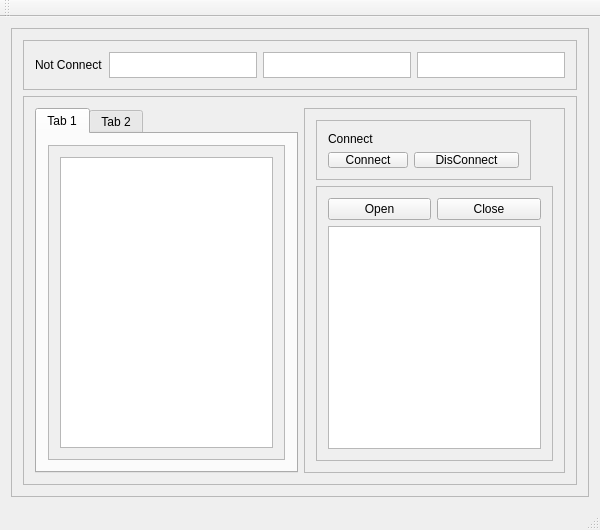
Before: the Qt Designer form Secs_Gem_Simulator/MainWindow.ui in NHSE/Secs-Gem-Simulator, drawn with Qt 5.
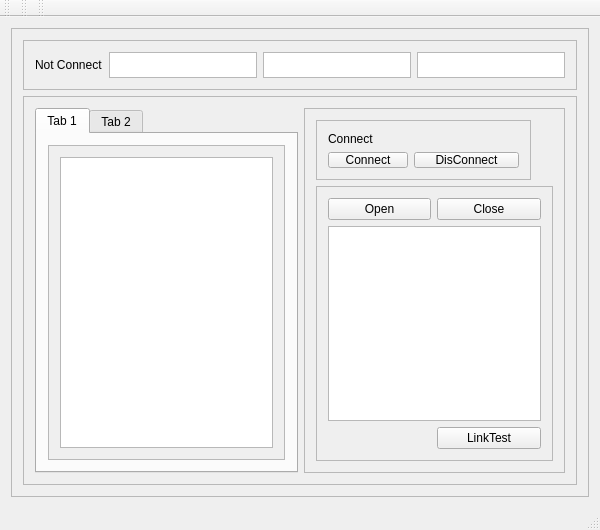
After: the same form once the commit is applied.

```diff
--- a/Secs_Gem_Simulator/MainWindow.ui
+++ b/Secs_Gem_Simulator/MainWindow.ui
@@ -195,6 +195,9 @@
                   </property>
                  </widget>
                 </item>
+                <item row="1" column="0" colspan="2">
+                 <widget class="QListWidget" name="lw_MsgList"/>
+                </item>
                 <item row="0" column="1">
                  <widget class="QPushButton" name="btnClos">
                   <property name="text">
@@ -202,8 +205,12 @@
                   </property>
                  </widget>
                 </item>
-                <item row="1" column="0" colspan="2">
-                 <widget class="QListWidget" name="lw_MsgList"/>
+                <item row="2" column="1">
+                 <widget class="QPushButton" name="btnLinkTest">
+                  <property name="text">
+                   <string>LinkTest</string>
+                  </property>
+                 </widget>
                 </item>
                </layout>
               </widget>
@@ -232,6 +239,9 @@
    </property>
   </widget>
   <widget class="QToolBar" name="mainToolBar">
+   <property name="mouseTracking">
+    <bool>false</bool>
+   </property>
    <attribute name="toolBarArea">
     <enum>TopToolBarArea</enum>
    </attribute>
@@ -240,6 +250,28 @@
    </attribute>
   </widget>
   <widget class="QStatusBar" name="statusBar"/>
+  <widget class="QToolBar" name="toolBar">
+   <property name="windowTitle">
+    <string>toolBar</string>
+   </property>
+   <attribute name="toolBarArea">
+    <enum>TopToolBarArea</enum>
+   </attribute>
+   <attribute name="toolBarBreak">
+    <bool>false</bool>
+   </attribute>
+  </widget>
+  <widget class="QToolBar" name="toolBar_2">
+   <property name="windowTitle">
+    <string>toolBar_2</string>
+   </property>
+   <attribute name="toolBarArea">
+    <enum>TopToolBarArea</enum>
+   </attribute>
+   <attribute name="toolBarBreak">
+    <bool>false</bool>
+   </attribute>
+  </widget>
  </widget>
  <layoutdefault spacing="6" margin="11"/>
  <resources>
```
